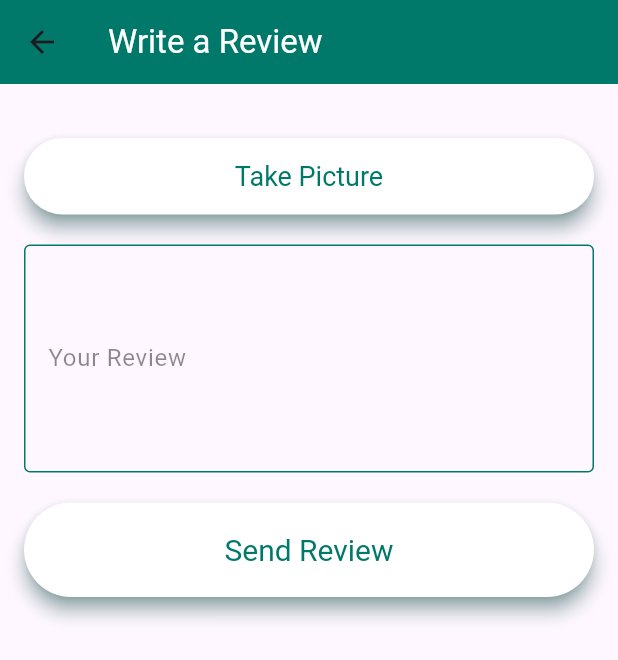
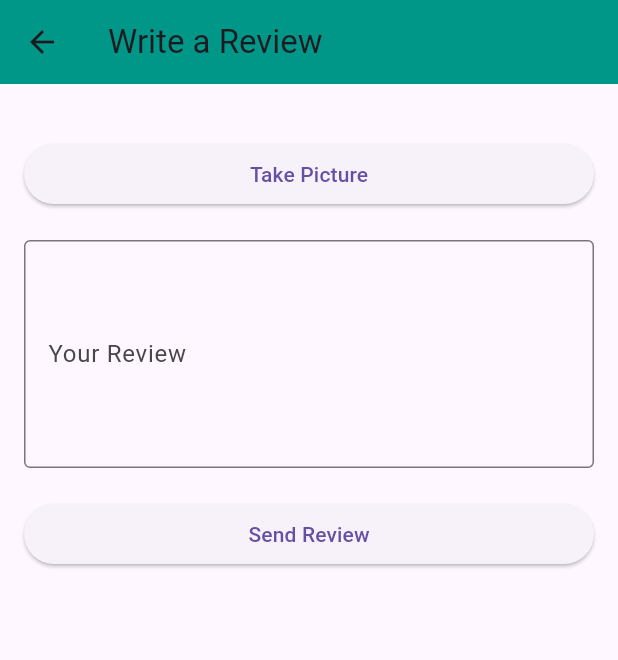
Before and after one commit to mateacvetkovska/fp1, a Flutter app: the ReviewPage screen opened directly, after a tap on "Take Picture", on a phone screen of 412 x 824 dp. Shown: the top 660 px of the screen. Run offline on Flutter 3.47's test engine with Material 3 defaults, Android fonts, the phone set to English and light mode, and no system bars; our stand-ins replace animated_text_kit, firebase_auth, firebase_core, flutter_map, geocoding, geolocator and 5 more; missing offline and left inert: app_settings; accounts and stored records are empty.

Commit message:
ReviewPage refactored

```diff
--- a/food_power/lib/views/ReviewPage.dart
+++ b/food_power/lib/views/ReviewPage.dart
@@ -2,6 +2,7 @@ import 'dart:io';
 import 'package:flutter/material.dart';
 import 'package:image_picker/image_picker.dart';
 import 'package:permission_handler/permission_handler.dart';
+import 'package:app_settings/app_settings.dart';
 
 class ReviewPage extends StatefulWidget {
   @override
@@ -21,27 +22,44 @@ class _ReviewPageState extends State<ReviewPage> {
         _imageFile = pickedFile;
       });
     } else {
-      // Handle the case when camera permission is denied
-      print('Camera permission is denied');
+      _showPermissionDeniedDialog();
     }
+  }
+
+  void _showPermissionDeniedDialog() {
+    showDialog(
+      context: context,
+      builder: (BuildContext context) => AlertDialog(
+        title: Text('Camera Permission'),
+        content: Text('This app needs camera access to take pictures for reviews. Please enable camera access in the settings.'),
+        actions: <Widget>[
+          TextButton(
+            child: Text('Cancel'),
+            onPressed: () => Navigator.of(context).pop(),
+          ),
+          TextButton(
+            child: Text('Settings'),
+            onPressed: () {
+              AppSettings.openAppSettings(); // Open app settings
+              Navigator.of(context).pop(); // Close the dialog
+            },
+          ),
+        ],
+      ),
+    );
   }
 
   Future<void> _sendReview() async {
     // Placeholder for sending review to the database
-    // Here you would typically upload the image file along with the review text
     if (_imageFile != null) {
-      // Upload the image file to your desired destination (e.g., server, cloud storage)
-      // Replace the placeholder code below with your actual upload logic
       File image = File(_imageFile!.path);
       // Upload 'image' to your desired destination
       print('Image uploaded successfully!');
     }
 
-    // You can also include the review text in your upload process
     String reviewText = _reviewController.text;
     print('Review Text: $reviewText');
 
-    // Show a dialog indicating that the review has been sent
     showDialog(
       context: context,
       builder: (BuildContext context) {
@@ -65,8 +83,8 @@ class _ReviewPageState extends State<ReviewPage> {
   Widget build(BuildContext context) {
     return Scaffold(
       appBar: AppBar(
-        title: Text('Write a Review', style: TextStyle(color: Colors.white)),
-        backgroundColor: Colors.teal[700],
+        title: Text('Write a Review'),
+        backgroundColor: Colors.teal,
       ),
       body: SingleChildScrollView(
         padding: EdgeInsets.all(16.0),
@@ -83,14 +101,6 @@ class _ReviewPageState extends State<ReviewPage> {
             SizedBox(height: 20),
             ElevatedButton(
               onPressed: _takePicture,
-              style: ElevatedButton.styleFrom(
-                primary: Colors.white,
-                onPrimary: Colors.teal[700],
-                shadowColor: Colors.teal[700],
-                elevation: 5,
-                padding: EdgeInsets.symmetric(vertical: 15.0),
-                textStyle: TextStyle(fontSize: 18, color: Colors.teal[700]),
-              ),
               child: Text('Take Picture'),
             ),
             SizedBox(height: 20),
@@ -99,30 +109,13 @@ class _ReviewPageState extends State<ReviewPage> {
               decoration: InputDecoration(
                 labelText: 'Your Review',
                 hintText: 'Enter your review...',
-                hintStyle: TextStyle(color: Colors.black45),
-                labelStyle: TextStyle(color: Colors.black45),
                 border: OutlineInputBorder(),
-                enabledBorder: OutlineInputBorder(
-                  borderSide: BorderSide(color: Colors.teal[700]!),
-                ),
-                focusedBorder: OutlineInputBorder(
-                  borderSide: BorderSide(color: Colors.teal[700]!),
-                ),
               ),
-              style: TextStyle(color: Colors.black45),
               maxLines: 5,
             ),
             SizedBox(height: 20),
             ElevatedButton(
               onPressed: _sendReview,
-              style: ElevatedButton.styleFrom(
-                primary: Colors.white,
-                onPrimary: Colors.teal[700],
-                shadowColor: Colors.teal[700],
-                elevation: 5,
-                padding: EdgeInsets.symmetric(vertical: 20.0),
-                textStyle: TextStyle(fontSize: 20, color: Colors.teal[700]),
-              ),
               child: Text('Send Review'),
             ),
           ],
```
